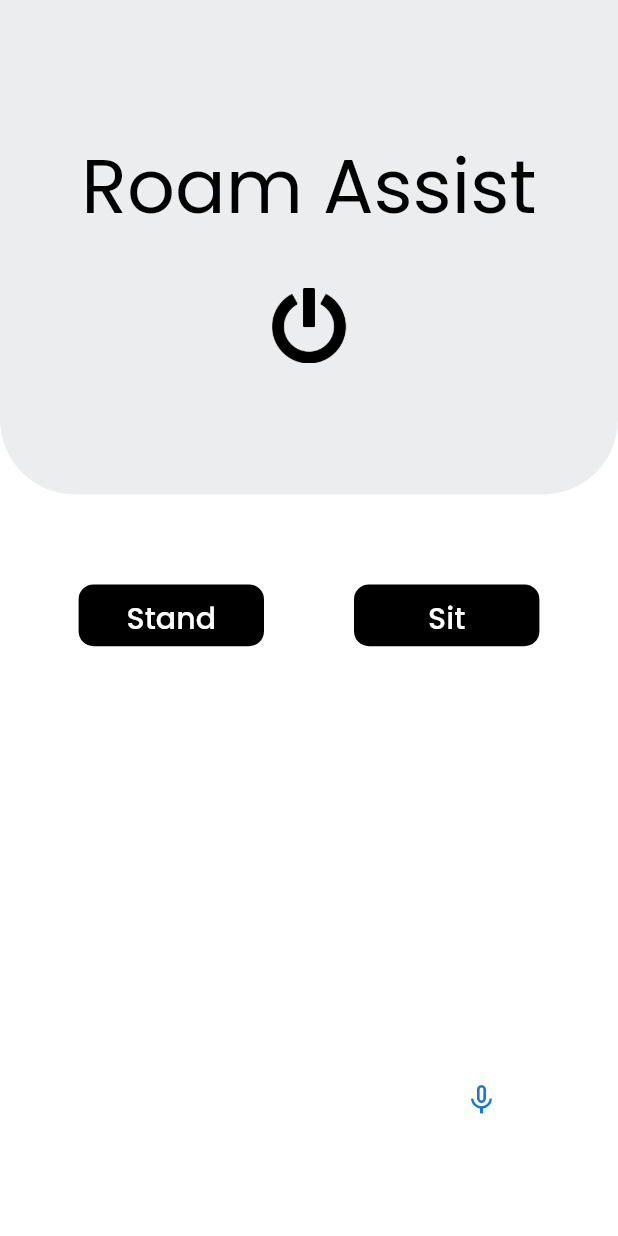
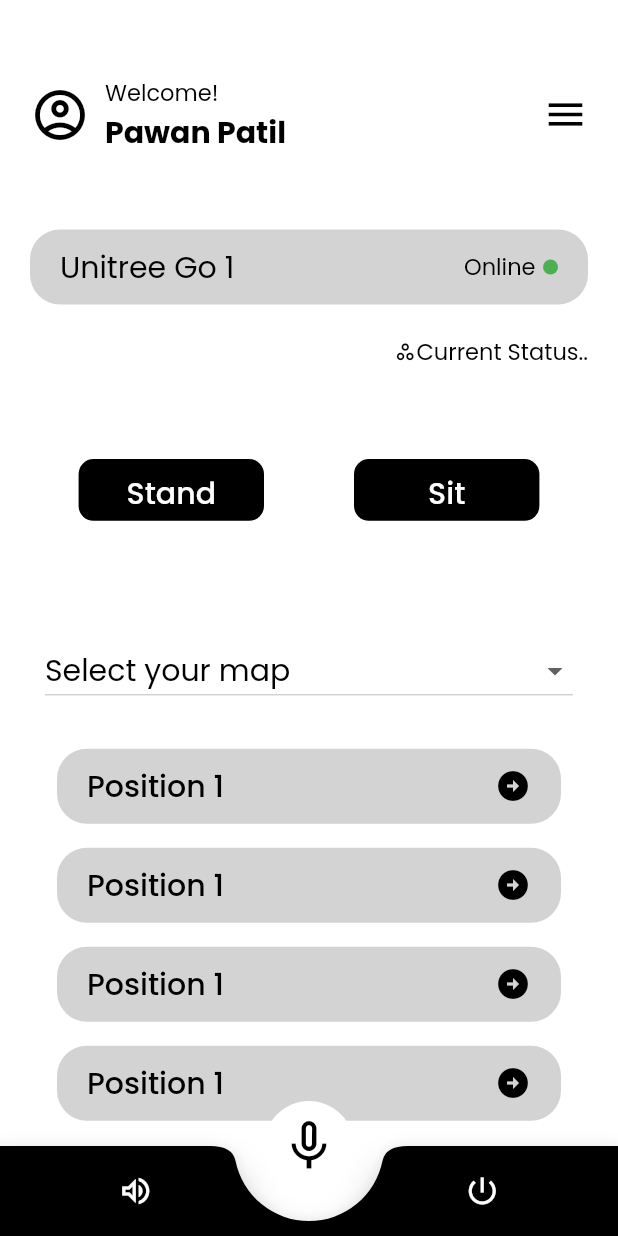
Before and after one commit to btaanish/RoamAssist, a Flutter app: the screen it shows after launch, on a phone screen of 412 x 824 dp. Run offline on Flutter 3.47's test engine with Material 2 defaults, Android fonts, the phone set to English and light mode, and no system bars; drawn by our look-alikes of avatar_glow; our stand-ins replace flutter_spinkit, speech_to_text.

Commit message:
Update frontend

```diff
--- a/lib/main.dart
+++ b/lib/main.dart
@@ -1,5 +1,6 @@
 import 'package:flutter/material.dart';
 import 'package:roam_assist/views/home_screen.dart';
+import 'package:roam_assist/views/main_screen.dart';
 import 'package:roam_assist/views/splash_screen.dart';
 
 void main() {
@@ -22,6 +23,7 @@ class MyApp extends StatelessWidget {
       routes: {
         'splash_screen': (context) => const SplashScreen(),
         'home_screen': (context) => const HomeScreen(),
+        'main_screen':(context) => const MainScreen(),
       },
     );
   }
--- a/lib/views/home_screen.dart
+++ b/lib/views/home_screen.dart
@@ -16,142 +16,66 @@ class _HomeScreenState extends State<HomeScreen> {
   bool _isListening = false;
   SpeechToText _speech = SpeechToText();
   String text = "";
-  String textFunc(String s) {
-    if (s == "stand" ||
-        s == "Stand" ||
-        s == "stand up" ||
-        s == "Stand up" ||
-        s == "could you stand" ||
-        s == "please stand") {
-      print("stand");
-      sendCommand("stand");
-    } else if (s == "sit" ||
-        s == "Sit" ||
-        s == "sit down" ||
-        s == "Sit down" ||
-        s == "could you sit" ||
-        s == "please sit") {
-      print("sit");
-      sendCommand("sit");
-    } else if (s == "start" || s == "Start") {
-      //sendCommand("start");
-    }
-    return "";
-  }
 
   @override
   Widget build(BuildContext context) {
     return Scaffold(
       backgroundColor: kPrimaryColor,
-      body: Column(
+      body: Column (
         children: [
-          //create a rectangular backgrund with broder radius
           Container(
-            height: MediaQuery.of(context).size.height * 0.4,
-            width: double.infinity,
-            decoration: const BoxDecoration(
-              // add color gradient background
-              color: kSecondaryColor,
-              borderRadius: BorderRadius.only(
-                bottomLeft: Radius.circular(50),
-                bottomRight: Radius.circular(50),
-              ),
-            ),
-            child: Center(
-              child: Column(
-                mainAxisAlignment: MainAxisAlignment.center,
+            padding: EdgeInsets.symmetric(horizontal: 20, vertical: 50),
+            child: Row(
               children: [
-                  const Text(
-                    "Roam Assist",
-                    style: TextStyle(
-                        fontSize: 50.0,
-                        color: kTextColor,
-                        fontFamily: 'Poppins'),
-                  ),
-                  const Padding(padding: EdgeInsets.only(bottom: 30.0)),
-                  GestureDetector(
-                      onTap: () async {
-                        sendCommand("start");
-                      },
-                      child: Image.asset(
-                        'assets/images/start.png',
-                        height: 50,
-                        width: 50,
-                      ))
+                const Icon(Icons.account_circle_outlined, size: 40, color: Colors.black),
+                const SizedBox(width: 10),
+                Column(
+                  crossAxisAlignment: CrossAxisAlignment.start,
+                  children: const [
+                    Text("Welcome!", style: TextStyle(fontFamily: 'Poppins', fontSize: 15, color: Colors.black)),
+                    Text("Pawan Patil", style: TextStyle(fontFamily: 'Poppins', fontSize: 20, fontWeight: FontWeight.bold, color: Colors.black)),
                   ],
                 ),
+                const Spacer(),
+                const Icon(Icons.menu_outlined, size: 30, color: Colors.black)
+              ],
             ),
           ),
 
           Container(
-            width: double.infinity,
-            padding: const EdgeInsets.symmetric(vertical: 30),
-            child: Row(mainAxisAlignment: MainAxisAlignment.center, children: [
+            padding: const EdgeInsets.symmetric(horizontal: 20, vertical: 10),
+            margin: const EdgeInsets.symmetric(horizontal: 20),
+            decoration: BoxDecoration(
+              color: const Color.fromARGB(255, 212, 211, 211),
+              borderRadius: BorderRadius.circular(20),
+            ),
+            child: Row(
+              children: [
+                Text("Unitree Go 1", style: TextStyle(fontFamily: 'Poppins', fontSize: 20, color: Colors.black)),
+                const Spacer(),
+                Text("Offline", style: TextStyle(fontFamily: 'Poppins', fontSize: 15, color: Colors.black)),
+                // draw a circle here
                 Container(
-                margin: const EdgeInsets.all(30),
-                width: MediaQuery.of(context).size.width * 0.3,
-                height: MediaQuery.of(context).size.height * 0.05,
+                  margin: const EdgeInsets.only(left: 5),
+                  width: 10,
+                  height: 10,
                   decoration: const BoxDecoration(
-                  borderRadius: BorderRadius.all(
-                    Radius.circular(10),
-                  ),
-                  color: kTextColor,
-                ),
-                child: Center(
-                  child: TextButton(
-                    onPressed: () async {
-                      sendCommand("stand");
-                    },
-                    child: const Text(
-                      'Stand',
-                      style: TextStyle(
-                        color: kPrimaryColor,
-                        fontSize: 20,
-                        fontFamily: 'Poppins',
-                      ),
-                    ),
-                  ),
-                ),
-              ),
-              Container(
-                margin: const EdgeInsets.all(30),
-                width: MediaQuery.of(context).size.width * 0.3,
-                height: MediaQuery.of(context).size.height * 0.05,
-                decoration: const BoxDecoration(
-                  borderRadius: BorderRadius.all(
-                    Radius.circular(10),
-                  ),
-                  color: kTextColor,
-                ),
-                child: Center(
-                  child: TextButton(
-                    onPressed: () async {
-                      sendCommand("sit");
-                    },
-                    child: const Text(
-                      'Sit',
-                      style: TextStyle(
-                        color: kPrimaryColor,
-                        fontSize: 20,
-                        fontFamily: 'Poppins',
-                      ),
-                    ),
-                  ),
-                ),
-              ),
-            ]),
-          ),
-          Container(
-            child: Text(
-              textFunc(text),
+                    color: Colors.red,
+                    shape: BoxShape.circle,
                   ),
                 )
               ],
             ),
+          ),
+
+
+        ],
+      ),
+
       floatingActionButton: AvatarGlow(
         animate: _isListening,
         glowColor: Theme.of(context).primaryColor,
-        endRadius: 75.0,
+        endRadius: 40.0,
         duration: const Duration(milliseconds: 2000),
         repeatPauseDuration: const Duration(milliseconds: 100),
         repeat: true,
@@ -176,7 +100,6 @@ class _HomeScreenState extends State<HomeScreen> {
             setState(() {
               _isListening = false;
               print("Text before: " + text);
-              textFunc(text);
               text="";
               print("Text after: " + text);
 
@@ -186,10 +109,38 @@ class _HomeScreenState extends State<HomeScreen> {
           child: CircleAvatar(
             backgroundColor: kPrimaryColor,
             radius: 30,
-            child: Icon(_isListening ? Icons.mic : Icons.mic_none),
+            child: Icon(_isListening ? Icons.mic : Icons.mic_none, size: 40, color: Colors.black,),
+          ),
+
         ),
       ),
+      floatingActionButtonLocation: FloatingActionButtonLocation.centerDocked,
+
+      bottomNavigationBar: BottomAppBar(
+        shape: const CircularNotchedRectangle(),
+
+        color: Colors.black,
+        notchMargin: 10,
+        child: Container(
+          height: 60,
+          child: Row(
+            mainAxisAlignment: MainAxisAlignment.spaceEvenly,
+            children: [
+              IconButton(
+                onPressed: () {},
+                icon: const Icon(Icons.volume_up_outlined, color: Colors.white,),
               ),
+              SizedBox(width: 50,),
+              IconButton(
+                onPressed: () {
+                  Navigator.pushNamed(context, 'splash_screen');
+                },
+                icon: const Icon(Icons.power_settings_new, color: Colors.white,),
+              ),
+            ],
+          ),
+        ),
+      )
     );
   }
 }
--- /dev/null
+++ b/lib/views/main_screen.dart
@@ -0,0 +1,365 @@
+
+import 'package:roam_assist/constants.dart';
+import 'package:avatar_glow/avatar_glow.dart';
+import 'package:flutter/material.dart';
+import 'package:speech_to_text/speech_to_text.dart';
+
+import '../conn/client.dart';
+
+class MainScreen extends StatefulWidget {
+  const MainScreen({Key? key}) : super(key: key);
+
+  @override
+  State<MainScreen> createState() => _MainScreenState();
+}
+
+class _MainScreenState extends State<MainScreen> {
+  bool _isListening = false;
+  SpeechToText _speech = SpeechToText();
+  String text = "";
+  String textFunc(String s) {
+    if (s == "stand" ||
+        s == "Stand" ||
+        s == "stand up" ||
+        s == "Stand up" ||
+        s == "could you stand" ||
+        s == "please stand") {
+      print("stand");
+      sendCommand("stand");
+    } else if (s == "sit" ||
+        s == "Sit" ||
+        s == "sit down" ||
+        s == "Sit down" ||
+        s == "could you sit" ||
+        s == "please sit") {
+      print("sit");
+      sendCommand("sit");
+    } else if (s == "start" || s == "Start") {
+      //sendCommand("start");
+    }
+    return "";
+  }
+
+  List<DropdownMenuItem<String>> get dropdownItems{
+    List<DropdownMenuItem<String>> menuItems = [
+      DropdownMenuItem(child: Text("Select your map"),value: "Select your map"),
+      DropdownMenuItem(child: Text("SOC Com 3"),value: "SOC Com 3"),
+    ];
+    return menuItems;
+  }
+
+  String selectedValue = "Select your map";
+
+  @override
+  Widget build(BuildContext context) {
+    return Scaffold(
+      backgroundColor: kPrimaryColor,
+      body: Column (
+        children: [
+          Container(
+            padding: EdgeInsets.symmetric(horizontal: 20, vertical: 50),
+            child: Row(
+              children: [
+                const Icon(Icons.account_circle_outlined, size: 40, color: Colors.black),
+                const SizedBox(width: 10),
+                Column(
+                  crossAxisAlignment: CrossAxisAlignment.start,
+                  children: const [
+                    Text("Welcome!", style: TextStyle(fontFamily: 'Poppins', fontSize: 15, color: Colors.black)),
+                    Text("Pawan Patil", style: TextStyle(fontFamily: 'Poppins', fontSize: 20, fontWeight: FontWeight.bold, color: Colors.black)),
+                  ],
+                ),
+                const Spacer(),
+                const Icon(Icons.menu_outlined, size: 30, color: Colors.black)
+              ],
+            ),
+          ),
+
+          Container(
+            padding: const EdgeInsets.symmetric(horizontal: 20, vertical: 10),
+            margin: const EdgeInsets.symmetric(horizontal: 20),
+            decoration: BoxDecoration(
+              color: const Color.fromARGB(255, 212, 211, 211),
+              borderRadius: BorderRadius.circular(20),
+            ),
+            child: Row(
+              children: [
+                Text("Unitree Go 1", style: TextStyle(fontFamily: 'Poppins', fontSize: 20, color: Colors.black)),
+                const Spacer(),
+                Text("Online", style: TextStyle(fontFamily: 'Poppins', fontSize: 15, color: Colors.black)),
+                // draw a circle here
+                Container(
+                  margin: const EdgeInsets.only(left: 5),
+                  width: 10,
+                  height: 10,
+                  decoration: const BoxDecoration(
+                    color: Colors.green,
+                    shape: BoxShape.circle,
+                  ),
+                )
+              ],
+            ),
+          ),
+
+          Container(
+            margin: const EdgeInsets.only(right: 20, top:20),
+            child: Row(
+              crossAxisAlignment: CrossAxisAlignment.center,
+              mainAxisAlignment: MainAxisAlignment.end,
+              children: const [
+                Icon(Icons.spoke_outlined, size: 15, color: Colors.black),
+                Text("Current Status..", style: TextStyle(fontFamily: 'Poppins', fontSize: 15, color: Colors.black)),
+              ],
+            ),
+          ),
+
+          Container(
+            width: double.infinity,
+            padding: const EdgeInsets.symmetric(vertical: 30),
+            child: Row(mainAxisAlignment: MainAxisAlignment.center, children: [
+              Container(
+                margin: const EdgeInsets.all(30),
+                width: MediaQuery.of(context).size.width * 0.3,
+                height: MediaQuery.of(context).size.height * 0.05,
+                decoration: const BoxDecoration(
+                  borderRadius: BorderRadius.all(
+                    Radius.circular(10),
+                  ),
+                  color: kTextColor,
+                ),
+                child: Center(
+                  child: TextButton(
+                    onPressed: () async {
+                      sendCommand("stand");
+                    },
+                    child: const Text(
+                      'Stand',
+                      style: TextStyle(
+                        color: kPrimaryColor,
+                        fontSize: 20,
+                        fontFamily: 'Poppins',
+                      ),
+                    ),
+                  ),
+                ),
+              ),
+              Container(
+                margin: const EdgeInsets.all(30),
+                width: MediaQuery.of(context).size.width * 0.3,
+                height: MediaQuery.of(context).size.height * 0.05,
+                decoration: const BoxDecoration(
+                  borderRadius: BorderRadius.all(
+                    Radius.circular(10),
+                  ),
+                  color: kTextColor,
+                ),
+                child: Center(
+                  child: TextButton(
+                    onPressed: () async {
+                      sendCommand("sit");
+                    },
+                    child: const Text(
+                      'Sit',
+                      style: TextStyle(
+                        color: kPrimaryColor,
+                        fontSize: 20,
+                        fontFamily: 'Poppins',
+                      ),
+                    ),
+                  ),
+                ),
+              ),
+            ]),
+          ),
+          Container(
+            child: Text(
+              textFunc(text),
+             ),
+          ),
+
+          Container(
+            margin: const EdgeInsets.symmetric(horizontal: 30),
+            child: DropdownButton(
+              value: selectedValue,
+              borderRadius: BorderRadius.circular(20),
+              style: TextStyle(color: Colors.black, fontSize: 20, fontFamily: 'Poppins'),
+              focusColor: const Color.fromARGB(255, 212, 211, 211),
+              isExpanded: true,
+              dropdownColor: const Color.fromARGB(255, 212, 211, 211),
+              items: dropdownItems,
+              onChanged: (value) {
+                setState(() {
+                  selectedValue = value.toString();
+                });
+              },
+            )
+          ),
+
+
+          Container(
+            margin: const EdgeInsets.symmetric(horizontal: 30, vertical: 20),
+            child: Column(
+              children: [
+                TextButton(
+                  onPressed: () {
+
+                  },
+                  child: Container(
+                    padding: const EdgeInsets.symmetric(horizontal: 20, vertical: 10),
+                    decoration: BoxDecoration(
+                      color: const Color.fromARGB(255, 212, 211, 211),
+                      borderRadius: BorderRadius.circular(20),
+                    ),
+                    child: Row(
+                      mainAxisAlignment: MainAxisAlignment.center,
+                      children: const [
+                        Text("Position 1", style: TextStyle(fontFamily: 'Poppins', fontSize: 20, color: Colors.black)),
+                        Spacer(),
+                        Icon(Icons.arrow_circle_right, color: Colors.black),
+                      ],
+                    ),
+                  ),
+                ),
+                TextButton(
+                  onPressed: () {
+
+                  },
+                  child: Container(
+                    padding: const EdgeInsets.symmetric(horizontal: 20, vertical: 10),
+                    decoration: BoxDecoration(
+                      color: const Color.fromARGB(255, 212, 211, 211),
+                      borderRadius: BorderRadius.circular(20),
+                    ),
+                    child: Row(
+                      mainAxisAlignment: MainAxisAlignment.center,
+                      children: const [
+                        Text("Position 1", style: TextStyle(fontFamily: 'Poppins', fontSize: 20, color: Colors.black)),
+                        Spacer(),
+                        Icon(Icons.arrow_circle_right, color: Colors.black),
+                      ],
+                    ),
+                  ),
+                ),
+                TextButton(
+                  onPressed: () {
+
+                  },
+                  child: Container(
+                    padding: const EdgeInsets.symmetric(horizontal: 20, vertical: 10),
+                    decoration: BoxDecoration(
+                      color: const Color.fromARGB(255, 212, 211, 211),
+                      borderRadius: BorderRadius.circular(20),
+                    ),
+                    child: Row(
+                      mainAxisAlignment: MainAxisAlignment.center,
+                      children: const [
+                        Text("Position 1", style: TextStyle(fontFamily: 'Poppins', fontSize: 20, color: Colors.black)),
+                        Spacer(),
+                        Icon(Icons.arrow_circle_right, color: Colors.black),
+                      ],
+                    ),
+                  ),
+                ),
+                TextButton(
+                  onPressed: () {
+
+                  },
+                  child: Container(
+                    padding: const EdgeInsets.symmetric(horizontal: 20, vertical: 10),
+                    decoration: BoxDecoration(
+                      color: const Color.fromARGB(255, 212, 211, 211),
+                      borderRadius: BorderRadius.circular(20),
+                    ),
+                    child: Row(
+                      mainAxisAlignment: MainAxisAlignment.center,
+                      children: const [
+                        Text("Position 1", style: TextStyle(fontFamily: 'Poppins', fontSize: 20, color: Colors.black)),
+                        Spacer(),
+                        Icon(Icons.arrow_circle_right, color: Colors.black),
+                      ],
+                    ),
+                  ),
+                )
+              ],
+            ),
+          )
+
+
+
+
+        ],
+      ),
+
+      floatingActionButton: AvatarGlow(
+        animate: _isListening,
+        glowColor: Theme.of(context).primaryColor,
+        endRadius: 40.0,
+        duration: const Duration(milliseconds: 2000),
+        repeatPauseDuration: const Duration(milliseconds: 100),
+        repeat: true,
+        child: GestureDetector(
+          onTapDown: (details) async {
+            if (!_isListening) {
+              bool availability = await _speech.initialize();
+              if (availability == true) {
+                setState(() {
+                  _isListening = true;
+                  _speech.listen(
+                    onResult: (val) => setState(() {
+                      text = val.recognizedWords;
+                      print(text);
+                    }),
+                  );
+                });
+              }
+            }
+          },
+          onTapUp: (details) {
+            setState(() {
+              _isListening = false;
+              print("Text before: " + text);
+              textFunc(text);
+              text="";
+              print("Text after: " + text);
+
+            });
+            _speech.stop();
+          },
+          child: CircleAvatar(
+            backgroundColor: kPrimaryColor,
+            radius: 30,
+            child: Icon(_isListening ? Icons.mic : Icons.mic_none, size: 40, color: Colors.black,),
+          ),
+
+        ),
+      ),
+      floatingActionButtonLocation: FloatingActionButtonLocation.centerDocked,
+
+      bottomNavigationBar: BottomAppBar(
+        shape: const CircularNotchedRectangle(),
+
+        color: Colors.black,
+        notchMargin: 10,
+        child: Container(
+          height: 60,
+          child: Row(
+            mainAxisAlignment: MainAxisAlignment.spaceEvenly,
+            children: [
+              IconButton(
+                onPressed: () {},
+                icon: const Icon(Icons.volume_up_outlined, color: Colors.white,),
+              ),
+              SizedBox(width: 50,),
+              IconButton(
+                onPressed: () {
+                  Navigator.pushNamed(context, 'home_screen');
+                },
+                icon: const Icon(Icons.power_settings_new, color: Colors.white,),
+              ),
+            ],
+          ),
+        ),
+      )
+    );
+  }
+}
--- a/lib/views/splash_screen.dart
+++ b/lib/views/splash_screen.dart
@@ -4,6 +4,7 @@ import 'package:flutter/material.dart';
 import 'package:flutter_spinkit/flutter_spinkit.dart';
 
 import 'package:roam_assist/constants.dart';
+import 'package:roam_assist/views/main_screen.dart';
 
 import 'home_screen.dart';
 
@@ -35,7 +36,7 @@ class _SplashScreenState extends State<SplashScreen> {
     return new Timer(duration, route);
   } route() {
     Navigator.pushReplacement(context, MaterialPageRoute(
-        builder: (context) => HomeScreen()
+        builder: (context) => MainScreen()
       )
     );
   }
--- a/pubspec.yaml
+++ b/pubspec.yaml
@@ -37,7 +37,7 @@ dependencies:
   cupertino_icons: ^1.0.2
   flutter_spinkit: ^5.1.0
   http: ^0.13.6
-  avatar_glow: ^1.2.0
+  avatar_glow:
   speech_to_text: ^6.1.1
 
 dev_dependencies:
```
Also changed, not shown: pubspec.lock, 7 other files. Lines whose indentation alone changed are shown as unchanged.
